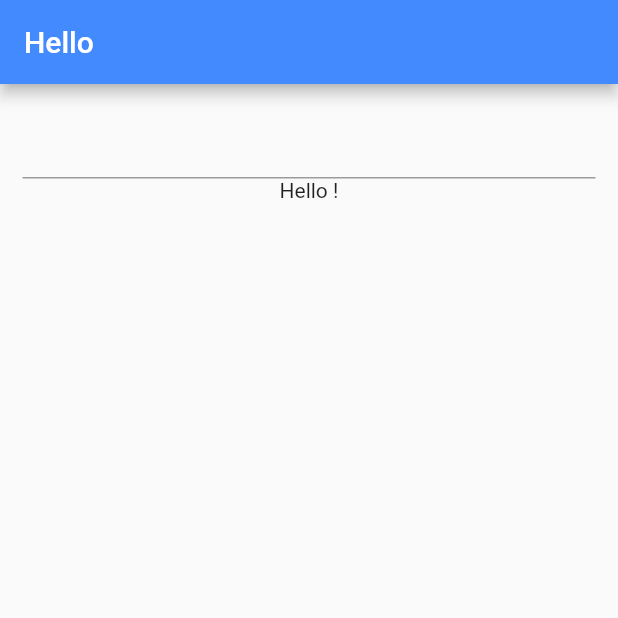
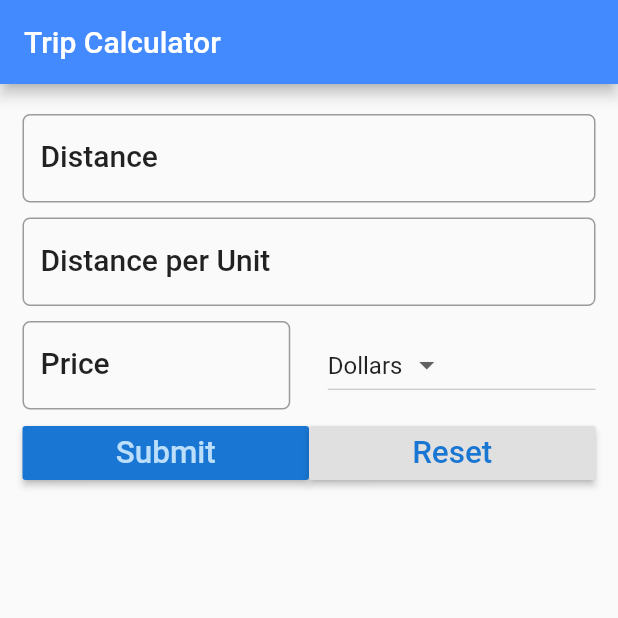
Before and after one commit to ChidiChuks/trip_cost_app, a Flutter app: the screen it shows after launch, on a phone screen of 412 x 824 dp, the top half of it. Run offline on Flutter 3.47's test engine with Material 2 defaults, Android fonts, the phone set to English and light mode, and no system bars.

Commit message:
build reset button on trip calculator app

```diff
--- a/lib/main.dart
+++ b/lib/main.dart
@@ -7,46 +7,179 @@ class MyApp extends StatelessWidget {
   @override
   Widget build(BuildContext context) {
     return MaterialApp(
-      title: 'Hello You',
+      title: 'Trip Cost Calculator',
       theme: ThemeData(
         primarySwatch: Colors.blue,
       ),
-      home: new HelloYou(),
+      home: new FuelForm(),
     );
   }
 }
 
-class HelloYou extends StatefulWidget {
+class FuelForm extends StatefulWidget {
   @override
-  _HelloYouState createState() => _HelloYouState();
+  _FuelFormState createState() => _FuelFormState();
 }
 
-class _HelloYouState extends State<HelloYou> {
-  String name = '';
+class _FuelFormState extends State<FuelForm> {
+
+  final _currencies = ['Dollars', 'Euro', 'Pounds'];
+  final double _formDistance = 5.0;
+  String result = '';
+  TextEditingController distanceController = TextEditingController();
+  TextEditingController avgController = TextEditingController();
+  TextEditingController priceController = TextEditingController();
+  String _currency = 'Dollars';
+
   @override
   Widget build(BuildContext context) {
-    return Scaffold(
+    TextStyle textStyle = Theme.of(context).textTheme.title;
+    return new Scaffold(
       appBar: AppBar(
-        title: Text("Hello"),
+        title: Text("Trip Calculator"),
         backgroundColor: Colors.blueAccent,
       ),
       body: Container(
         padding: EdgeInsets.all(15.0),
         child: Column(
           children: <Widget>[
-            TextField(
-              onChanged: (String string) {
-                setState(() {
-                  name = string;
-                });
-              },
+            Padding(
+              padding: EdgeInsets.only(
+                top: _formDistance,
+                bottom: _formDistance
+              ),
+              child: TextField(
+                controller: distanceController,
+                decoration: InputDecoration(
+                  labelText: 'Distance',
+                  hintText: 'e.g. 124',
+                  labelStyle: textStyle,
+                  border: OutlineInputBorder(
+                    borderRadius: BorderRadius.circular(5.0)
+                  ),
+                ),
+                keyboardType: TextInputType.number,
+              ),
             ),
+            Padding(
+              padding: EdgeInsets.only(
+                top: _formDistance,
+                bottom: _formDistance
+              ),
+              child: TextField(
+                controller: avgController,
+                decoration: InputDecoration(
+                  labelText: 'Distance per Unit',
+                  hintText: 'e.g. 17',
+                  labelStyle: textStyle,
+                  border: OutlineInputBorder(
+                    borderRadius: BorderRadius.circular(5.0)
+                  ),
+                ),
+                keyboardType: TextInputType.number,
+              ),
+            ),
+            Padding(
+              padding: EdgeInsets.only(
+                top: _formDistance,
+                bottom: _formDistance,
+              ),
+              child: Row(children: <Widget>[
+                Expanded(
+                  child: TextField(
+                    controller: priceController,
+                    decoration: InputDecoration(
+                      labelText: 'Price',
+                      hintText: 'e.g. 1.65',
+                      labelStyle: textStyle,
+                      border: OutlineInputBorder(
+                        borderRadius: BorderRadius.circular(5.0)
+                      ),
+                    ),
+                    keyboardType: TextInputType.number,
+                  ),
+                ),
+                Container(width: _formDistance * 5),
+                Expanded(
+                  child: DropdownButton<String>(
+                    items: _currencies.map((String value) {
+                      return DropdownMenuItem<String> (
+                        value: value,
+                        child: Text(value),
+                      );
+                    }).toList(),
+                    value: _currency,
+                    onChanged: (String value) {
+                      _onDropdownChanged(value);
+                    },
+                  ),
+                ),
+              ],),
+            ),
+            Row(children: <Widget>[
+              Expanded(
+                child: RaisedButton(
+                  color: Theme.of(context).primaryColorDark,
+                  textColor: Theme.of(context).primaryColorLight,
+                  onPressed: () {
+                    setState(() {
+                      result = _calculate();
+                    });
+                  },
+                  child: Text(
+                    'Submit',
+                    textScaleFactor: 1.5,
+                  ),
+                ),
+              ),
+              Expanded(
+                child: RaisedButton(
+                  color: Theme.of(context).buttonColor,
+                  textColor: Theme.of(context).primaryColorDark,
+                  onPressed: () {
+                    setState(() {
+                      _reset();
+                    });
+                  },
+                  child: Text(
+                    'Reset',
+                    textScaleFactor: 1.5,
+                  ),
+                ),
+              ),
+            ],),
+
             Text(
-              'Hello ' + name + '!'
+              result
             ),
           ],
         ),
       ),
     );
   }
+
+  void _onDropdownChanged(String value) {
+    setState(() {
+      this._currency = value;
+    });
+  }
+
+  String _calculate() {
+    double _distance = double.parse(distanceController.text);
+    double _fuelCost = double.parse(priceController.text);
+    double _consumption = double.parse(avgController.text);
+    double _totalCost = _distance / _consumption * _fuelCost;
+    String result = 'The total cost of your trip is '
+      + _totalCost.toStringAsFixed(2) + ' ' + _currency;
+    return result;
+  }
+
+  void _reset() {
+    distanceController.text = '';
+    avgController.text = '';
+    priceController.text = '';
+    setState(() {
+      result = '';
+    });
+  }
 }
```
